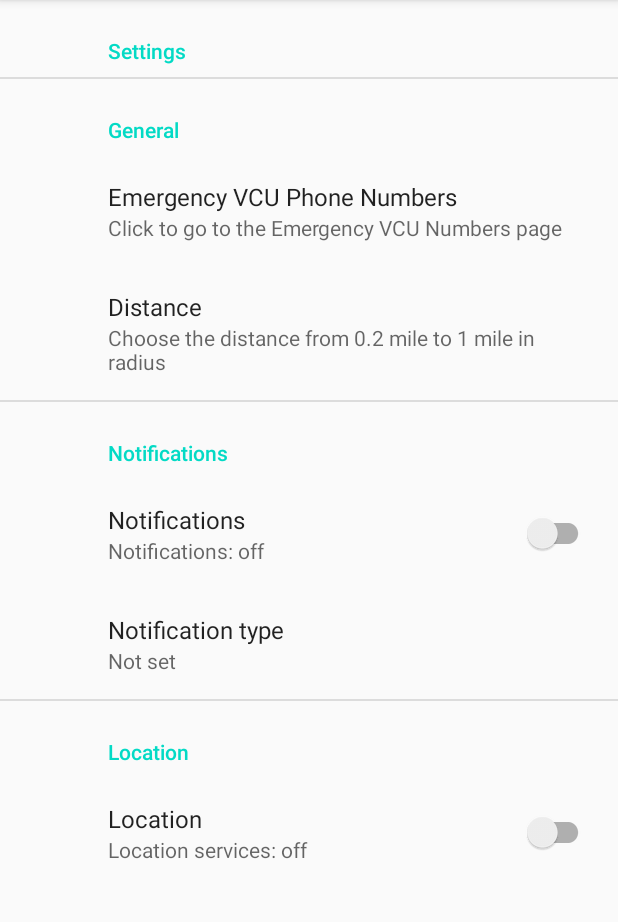
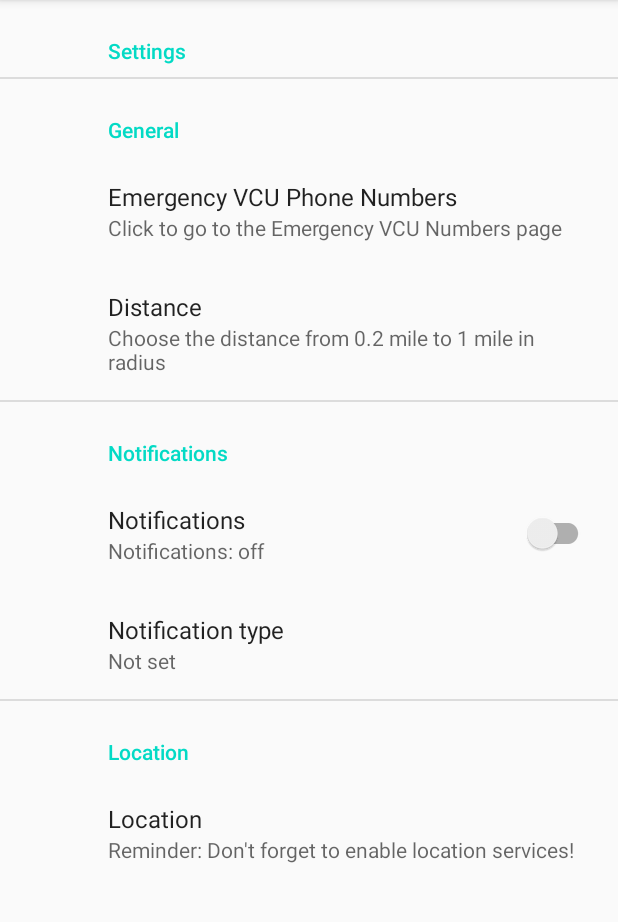
Before and after one commit to ensermuff/RamAlert-App, an Android app: the SettingsActivity screen opened directly, with no data from a screen before it, on a phone screen of 412 x 824 dp, the part 84-1006 px from its top. Run offline under Robolectric (Android 15) with nearby library versions, the phone set to English and light mode, and no system bars; our stand-ins replace androidx.preference.

Commit message:
Working on location services (not complete)

```diff
--- a/app/src/main/res/xml/root_preferences.xml
+++ b/app/src/main/res/xml/root_preferences.xml
@@ -51,12 +51,20 @@
     </PreferenceCategory>
     <PreferenceCategory app:title="@string/location_header">
 
-        <SwitchPreferenceCompat
-            app:defaultValue="@string/location_summary_off"
-            app:key="location"
-            app:summaryOff="@string/location_summary_off"
-            app:summaryOn="@string/location_summary_on"
-            app:title="@string/location_title" />
+        <Preference
+            android:summary="Reminder: Don't forget to enable location services!"
+            android:title="@string/location_title">
+            <intent
+                android:action="android.intent.action.PICK_ACTIVITY"
+                android:targetClass="com.vcu.teamnapp.SettingsActivity2"
+                android:targetPackage="com.vcu.teamnapp"/>
+        </Preference>
+<!--        <SwitchPreferenceCompat-->
+<!--            app:defaultValue="@string/location_summary_off"-->
+<!--            app:key="location"-->
+<!--            app:summaryOff="@string/location_summary_off"-->
+<!--            app:summaryOn="@string/location_summary_on"-->
+<!--            app:title="@string/location_title" />-->
 
     </PreferenceCategory>
 
```
Also changed, not shown: app/src/main/java/com/vcu/teamnapp/SettingsActivity2.java (+45 -6 lines).
